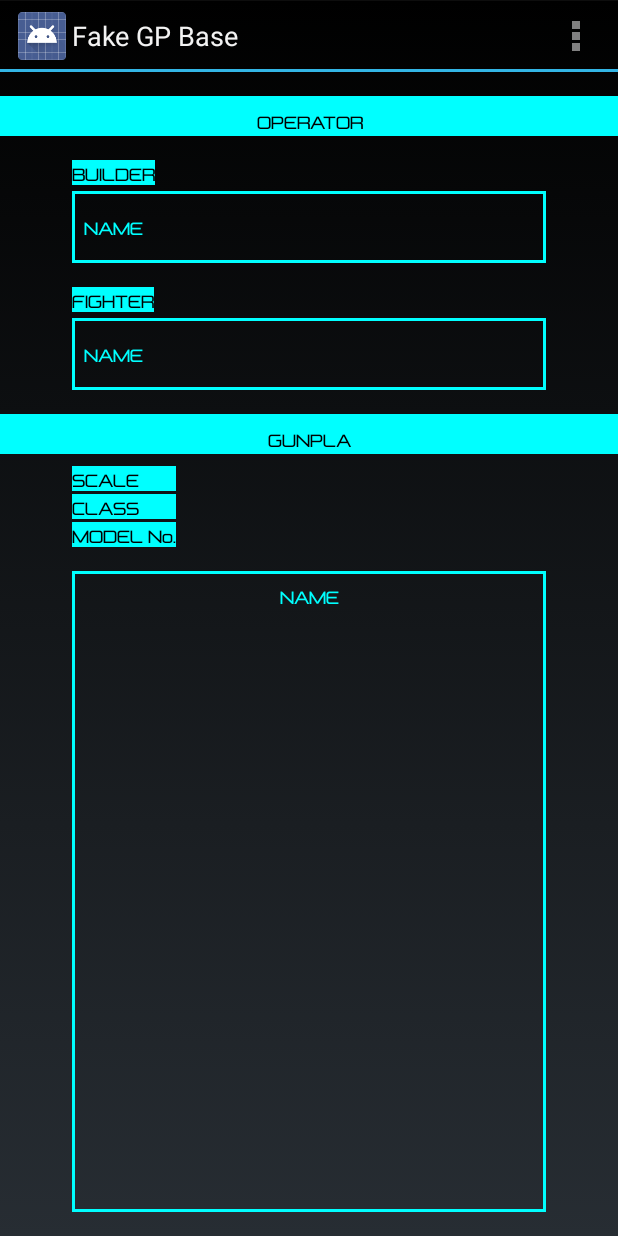
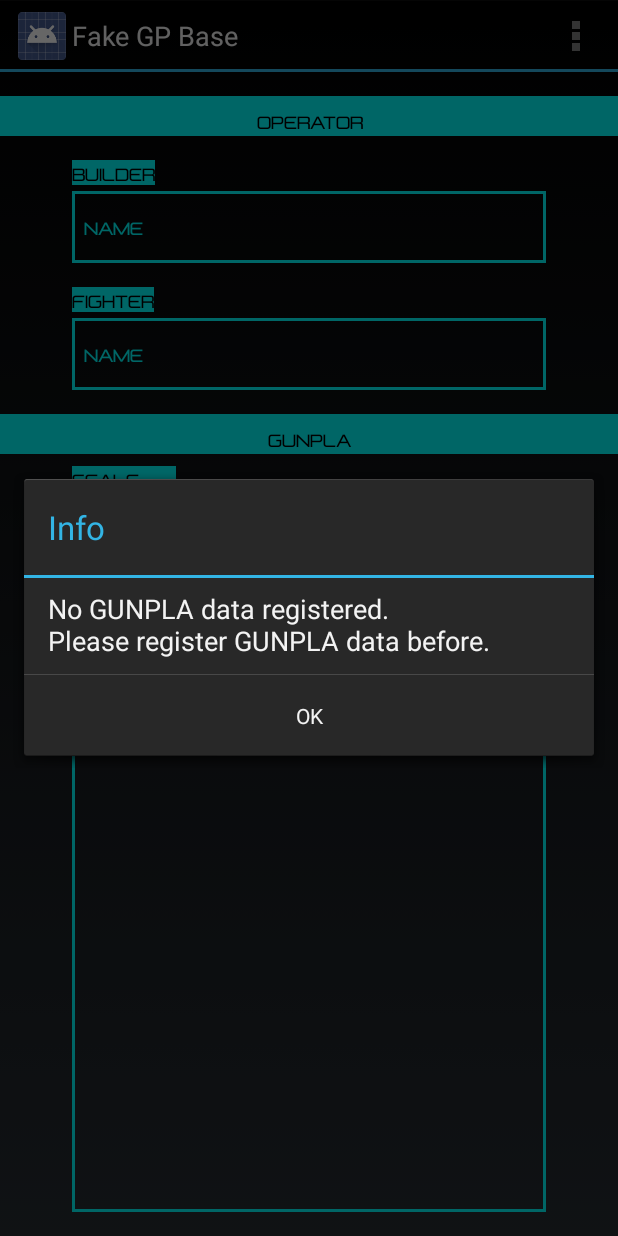
Before and after one commit to f97one/FakeGBBase, an Android app: the screen it shows after launch (MainActivity), in the options menu, after a tap on "Select GUNPLA", on a phone screen of 412 x 824 dp. Run offline under Robolectric (Android 15) with nearby library versions, the phone set to English and light mode, and no system bars; libraries missing offline, so code that uses them is left out: com.j256.ormlite; 2 statements that could not run were skipped.

Commit message:
ガンプラ選択ダイアログを表示する処理を追加。

```diff
--- a/app/src/main/java/net/formula97/fakegpbase/MainActivity.java
+++ b/app/src/main/java/net/formula97/fakegpbase/MainActivity.java
@@ -15,10 +15,16 @@ import android.widget.TextView;
 import com.google.gson.Gson;
 
 import net.formula97.fakegpbase.Databases.GunplaInfo;
+import net.formula97.fakegpbase.Databases.GunplaInfoModel;
+import net.formula97.fakegpbase.fragments.GunplaSelectionDialogs;
 import net.formula97.fakegpbase.fragments.MessageDialogs;
 
+import java.util.List;
 
-public class MainActivity extends Activity implements MessageDialogs.DialogsButtonSelectionCallback {
+
+public class MainActivity extends Activity
+        implements MessageDialogs.DialogsButtonSelectionCallback,
+        GunplaSelectionDialogs.OnGunplaSelectedListener {
 
     private TextView tvBuilderName;
     private TextView tvFighterName;
@@ -89,7 +95,19 @@ public class MainActivity extends Activity implements MessageDialogs.DialogsButt
                 return true;
             case R.id.action_select_gunpla:
                 // TODO ガンプラ選択のDialogFragmentを表示する処理を書く
-
+                GunplaInfoModel model = new GunplaInfoModel(this);
+                List<GunplaInfo> gunplaInfoList = model.findAll();
+                if (gunplaInfoList == null || gunplaInfoList.size() == 0) {
+                    // データ無しとして処理を中止する
+                    MessageDialogs dialogs = MessageDialogs.getInstance(
+                            getString(R.string.dialgo_info),
+                            getString(R.string.no_gunpla_registered),
+                            MessageDialogs.BUTTON_POSITIVE);
+                    dialogs.show(getFragmentManager(), MessageDialogs.FRAGMENT_TAG);
+                } else {
+                    GunplaSelectionDialogs d = GunplaSelectionDialogs.newInstance();
+                    d.show(getFragmentManager(), GunplaSelectionDialogs.FRAGMENT_TAG);
+                }
                 return true;
             default:
                 return super.onOptionsItemSelected(item);
@@ -237,4 +255,26 @@ public class MainActivity extends Activity implements MessageDialogs.DialogsButt
         mGunplaName = "";
         mGunplaInfoJson = "";
     }
+
+    @Override
+    public void onGunplaSelected(GunplaInfo info) {
+        Gson gson = new Gson();
+        mGunplaInfoJson = gson.toJson(info, GunplaInfo.class);
+
+        setViewFromEntity(info);
+    }
+
+    /**
+     * ローカルDBから取得したガンプラ情報を画面に反映する。
+     *
+     * @param info ローカルDBのがんプラ情報
+     */
+    private void setViewFromEntity(GunplaInfo info) {
+        tvBuilderName.setText(info.getBuilderName());
+        tvFighterName.setText(info.getFighterName());
+        tvScale.setText(info.getClassValue());
+        tvClass.setText(info.getClassValue());
+        tvModelNo.setText(info.getModelNo());
+        tvGunplaName.setText(info.getModelNo());
+    }
 }
--- a/app/src/main/res/values/strings.xml
+++ b/app/src/main/res/values/strings.xml
@@ -24,6 +24,8 @@
     <string name="select_gunpla">Select GUNPLA</string>
     <string name="register_gunpla">Register GUNPLA</string>
     <string name="please_select">Please Select</string>
+    <string name="no_gunpla_registered">No GUNPLA data registered.\nPlease register GUNPLA data before.</string>
+    <string name="input_new">Please input new item</string>
 
     <!-- GPベースの英語のみ部分で使用するリソース -->
     <string name="builder_gpbase">BUILDER</string>
```
Also changed, not shown: app/src/main/java/net/formula97/fakegpbase/AppConst.java (+7 -0 lines), app/src/main/java/net/formula97/fakegpbase/fragments/GunplaSelectionDialogs.java (+16 -0 lines).
